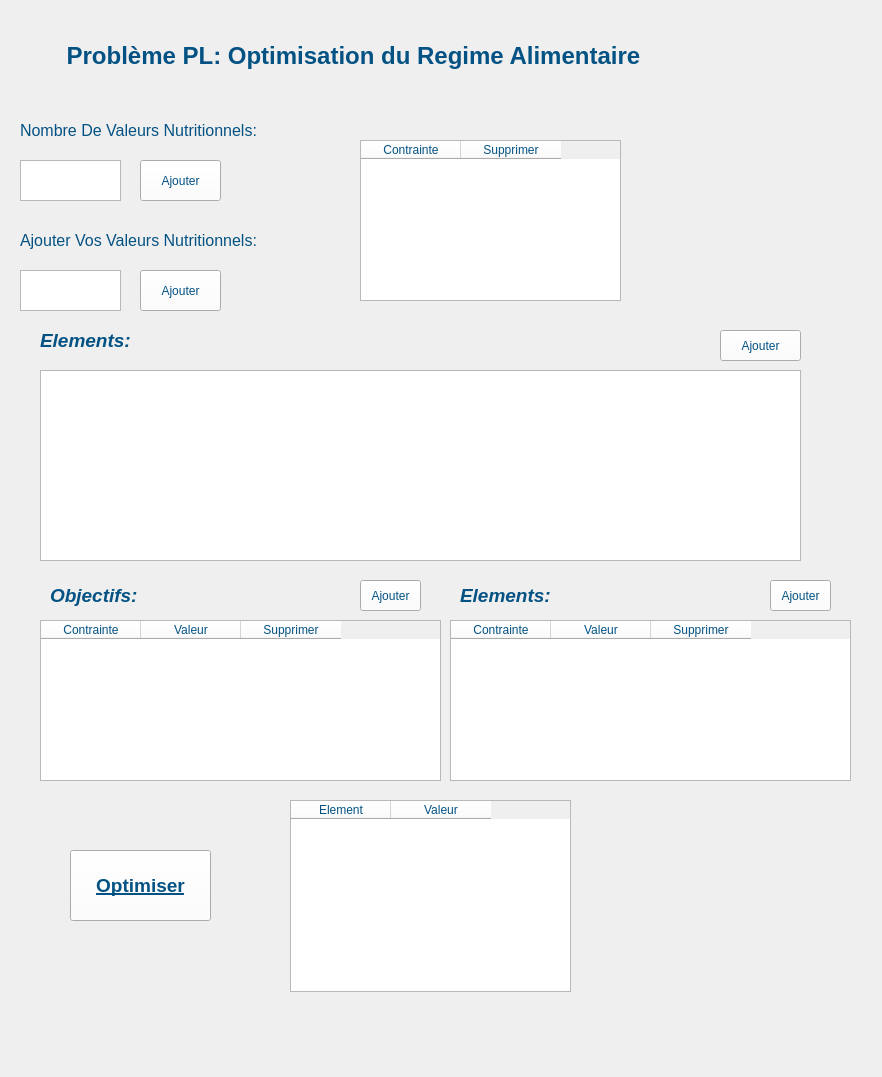
The window that Interfaces/window1.ui (MohamedRebai41/Operations_Research_Project) describes before a commit, drawn with Qt 5.
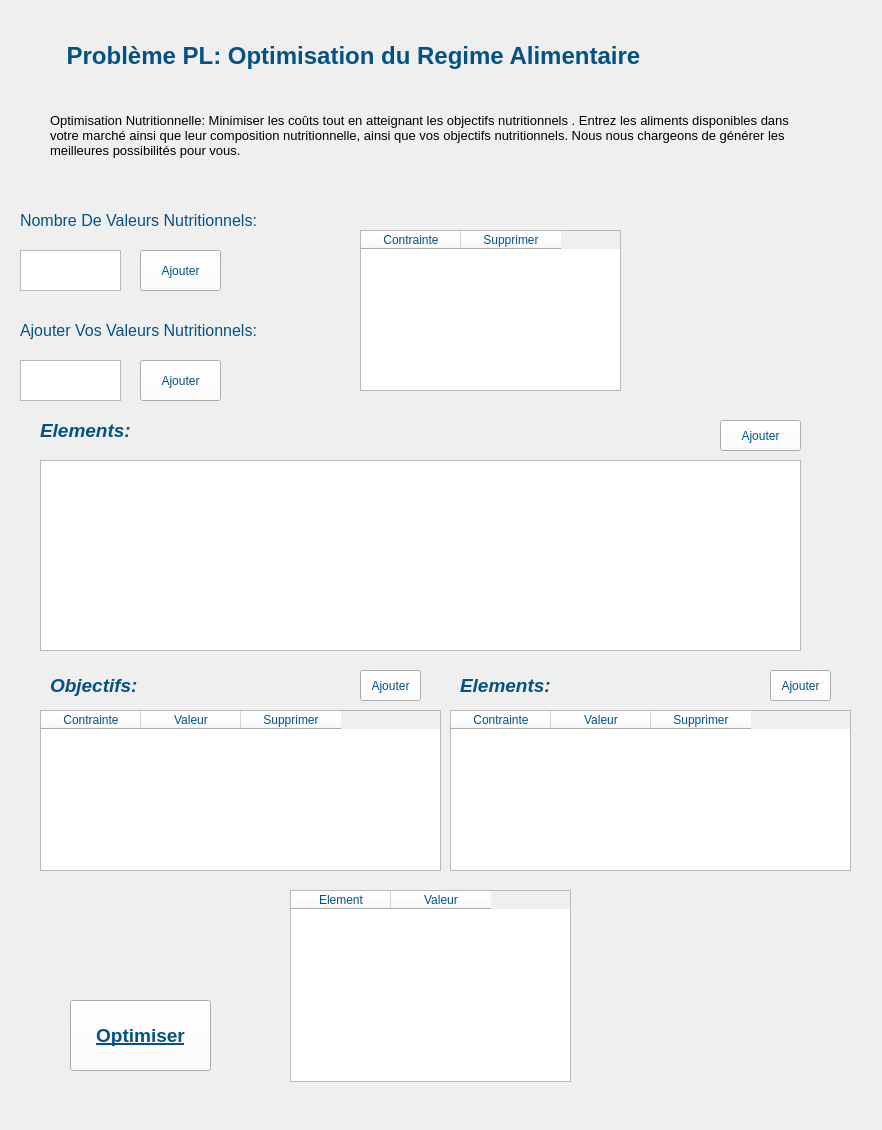
The same window after the commit.

Patch:
```diff
--- a/Interfaces/window1.ui
+++ b/Interfaces/window1.ui
@@ -7,7 +7,7 @@
     <x>0</x>
     <y>0</y>
     <width>882</width>
-    <height>1077</height>
+    <height>1130</height>
    </rect>
   </property>
   <property name="palette">
@@ -99,7 +99,7 @@
    <property name="geometry">
     <rect>
      <x>720</x>
-     <y>330</y>
+     <y>420</y>
      <width>81</width>
      <height>31</height>
     </rect>
@@ -233,7 +233,7 @@
    <property name="geometry">
     <rect>
      <x>40</x>
-     <y>370</y>
+     <y>460</y>
      <width>761</width>
      <height>191</height>
     </rect>
@@ -361,7 +361,7 @@
    <property name="geometry">
     <rect>
      <x>40</x>
-     <y>330</y>
+     <y>420</y>
      <width>131</width>
      <height>20</height>
     </rect>
@@ -499,7 +499,7 @@
    <property name="geometry">
     <rect>
      <x>50</x>
-     <y>580</y>
+     <y>670</y>
      <width>131</width>
      <height>31</height>
     </rect>
@@ -637,7 +637,7 @@
    <property name="geometry">
     <rect>
      <x>360</x>
-     <y>580</y>
+     <y>670</y>
      <width>61</width>
      <height>31</height>
     </rect>
@@ -771,7 +771,7 @@
    <property name="geometry">
     <rect>
      <x>40</x>
-     <y>620</y>
+     <y>710</y>
      <width>401</width>
      <height>161</height>
     </rect>
@@ -914,7 +914,7 @@
    <property name="geometry">
     <rect>
      <x>70</x>
-     <y>850</y>
+     <y>1000</y>
      <width>141</width>
      <height>71</height>
     </rect>
@@ -1010,7 +1010,7 @@
    <property name="geometry">
     <rect>
      <x>290</x>
-     <y>800</y>
+     <y>890</y>
      <width>281</width>
      <height>192</height>
     </rect>
@@ -1240,7 +1240,7 @@
    <property name="geometry">
     <rect>
      <x>250</x>
-     <y>850</y>
+     <y>1000</y>
      <width>451</width>
      <height>71</height>
     </rect>
@@ -1349,7 +1349,7 @@
    <property name="geometry">
     <rect>
      <x>770</x>
-     <y>580</y>
+     <y>670</y>
      <width>61</width>
      <height>31</height>
     </rect>
@@ -1483,7 +1483,7 @@
    <property name="geometry">
     <rect>
      <x>460</x>
-     <y>580</y>
+     <y>670</y>
      <width>131</width>
      <height>31</height>
     </rect>
@@ -1621,7 +1621,7 @@
    <property name="geometry">
     <rect>
      <x>450</x>
-     <y>620</y>
+     <y>710</y>
      <width>401</width>
      <height>161</height>
     </rect>
@@ -1764,7 +1764,7 @@
    <property name="geometry">
     <rect>
      <x>20</x>
-     <y>160</y>
+     <y>250</y>
      <width>101</width>
      <height>41</height>
     </rect>
@@ -1892,7 +1892,7 @@
    <property name="geometry">
     <rect>
      <x>20</x>
-     <y>110</y>
+     <y>200</y>
      <width>311</width>
      <height>41</height>
     </rect>
@@ -2028,7 +2028,7 @@
    <property name="geometry">
     <rect>
      <x>140</x>
-     <y>160</y>
+     <y>250</y>
      <width>81</width>
      <height>41</height>
     </rect>
@@ -2162,7 +2162,7 @@
    <property name="geometry">
     <rect>
      <x>360</x>
-     <y>140</y>
+     <y>230</y>
      <width>261</width>
      <height>161</height>
     </rect>
@@ -2300,7 +2300,7 @@
    <property name="geometry">
     <rect>
      <x>20</x>
-     <y>220</y>
+     <y>310</y>
      <width>321</width>
      <height>41</height>
     </rect>
@@ -2436,7 +2436,7 @@
    <property name="geometry">
     <rect>
      <x>20</x>
-     <y>270</y>
+     <y>360</y>
      <width>101</width>
      <height>41</height>
     </rect>
@@ -2564,7 +2564,7 @@
    <property name="geometry">
     <rect>
      <x>140</x>
-     <y>270</y>
+     <y>360</y>
      <width>81</width>
      <height>41</height>
     </rect>
@@ -2694,6 +2694,27 @@
     <string>Ajouter</string>
    </property>
   </widget>
+  <widget class="QLabel" name="label_5">
+   <property name="geometry">
+    <rect>
+     <x>50</x>
+     <y>60</y>
+     <width>771</width>
+     <height>151</height>
+    </rect>
+   </property>
+   <property name="font">
+    <font>
+     <pointsize>10</pointsize>
+    </font>
+   </property>
+   <property name="text">
+    <string>Optimisation Nutritionnelle: Minimiser les coûts tout en atteignant les objectifs nutritionnels . Entrez les aliments disponibles dans votre marché ainsi que leur composition nutritionnelle, ainsi que vos objectifs nutritionnels. Nous nous chargeons de générer les meilleures possibilités pour vous.</string>
+   </property>
+   <property name="wordWrap">
+    <bool>true</bool>
+   </property>
+  </widget>
  </widget>
  <resources/>
  <connections/>
```
